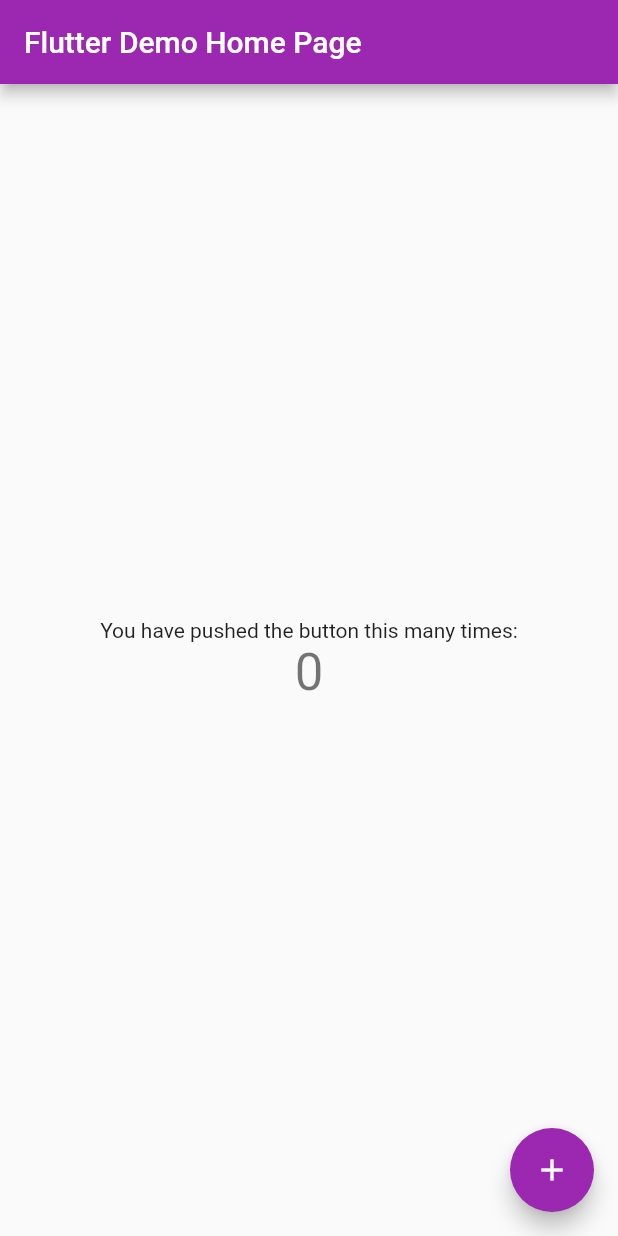
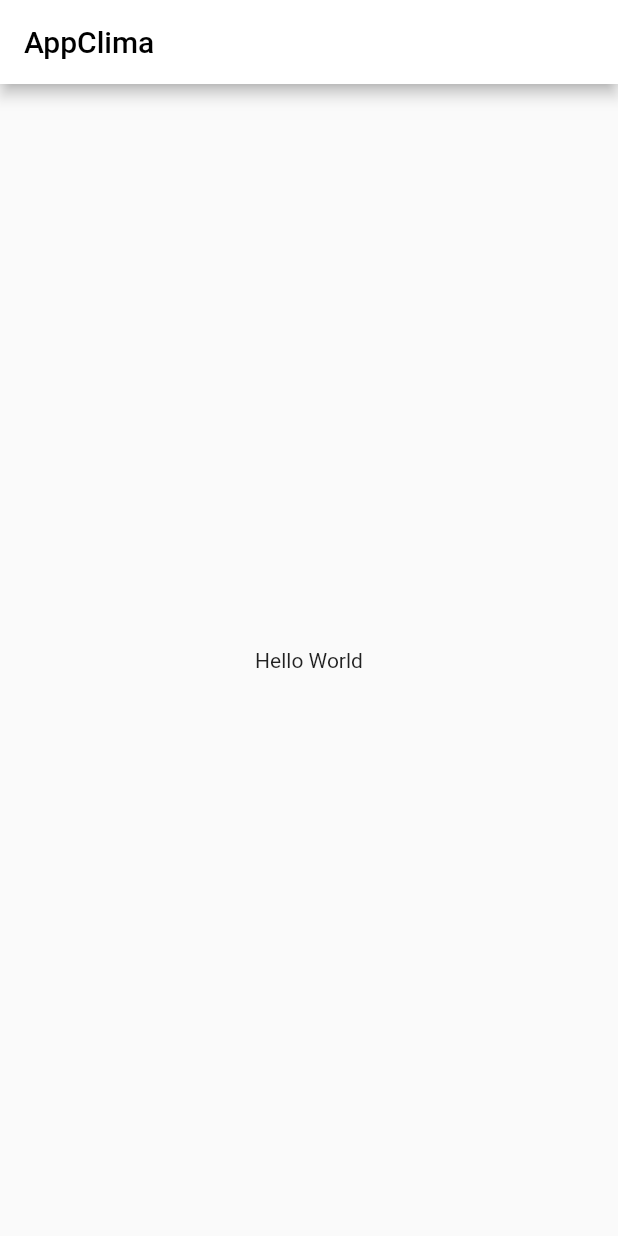
Before and after one commit to NatanTG/appClima, a Flutter app: the screen it shows after launch, on a phone screen of 412 x 824 dp. Run offline on Flutter 3.47's test engine with Material 2 defaults, Android fonts, the phone set to English and light mode, and no system bars.

Commit message:
HomePage Criada

```diff
--- /dev/null
+++ b/lib/app_widget.dart
@@ -0,0 +1,12 @@
+import 'package:flutter/material.dart';
+
+import 'home_page.dart';
+
+class AppWidget extends StatelessWidget {
+  @override
+  Widget build(BuildContext context) {
+    return MaterialApp(
+      home: HomePage(),
+    );
+  }
+}
--- /dev/null
+++ b/lib/home_page.dart
@@ -0,0 +1,26 @@
+import 'package:flutter/material.dart';
+
+class HomePage extends StatefulWidget {
+  @override
+  State<HomePage> createState() {
+    return HomePageState();
+  }
+}
+
+class HomePageState extends State<HomePage> {
+  int counter = 0;
+
+  @override
+  Widget build(BuildContext context) {
+    return Scaffold(
+      appBar: AppBar(
+        backgroundColor: Colors.white,
+        title: Text(
+          'AppClima',
+          style: TextStyle(color: Colors.black),
+        ),
+      ),
+      body: Center(child: Text('Hello World')),
+    );
+  }
+}
--- a/lib/main.dart
+++ b/lib/main.dart
@@ -1,114 +1,7 @@
 import 'package:flutter/material.dart';
 
-void main() {
-  runApp(const MyApp());
+import 'app_Widget.dart';
+
+main() {
+  runApp(AppWidget());
 }
-
-class MyApp extends StatelessWidget {
-  const MyApp({Key? key}) : super(key: key);
-
-  // This widget is the root of your application.
-  @override
-  Widget build(BuildContext context) {
-    return MaterialApp(
-      title: 'Flutter Demo',
-      theme: ThemeData(
-          // This is the theme of your application.
-          //
-          // Try running your application with "flutter run". You'll see the
-          // application has a blue toolbar. Then, without quitting the app, try
-          // changing the primarySwatch below to Colors.green and then invoke
-          // "hot reload" (press "r" in the console where you ran "flutter run",
-          // or simply save your changes to "hot reload" in a Flutter IDE).
-          // Notice that the counter didn't reset back to zero; the application
-          // is not restarted.
-          primarySwatch: Colors.purple),
-      home: const MyHomePage(title: 'Flutter Demo Home Page'),
-    );
-  }
-}
-
-class MyHomePage extends StatefulWidget {
-  const MyHomePage({Key? key, required this.title}) : super(key: key);
-
-  // This widget is the home page of your application. It is stateful, meaning
-  // that it has a State object (defined below) that contains fields that affect
-  // how it looks.
-
-  // This class is the configuration for the state. It holds the values (in this
-  // case the title) provided by the parent (in this case the App widget) and
-  // used by the build method of the State. Fields in a Widget subclass are
-  // always marked "final".
-
-  final String title;
-
-  @override
-  State<MyHomePage> createState() => _MyHomePageState();
-}
-
-class _MyHomePageState extends State<MyHomePage> {
-  int _counter = 0;
-
-  void _incrementCounter() {
-    setState(() {
-      // This call to setState tells the Flutter framework that something has
-      // changed in this State, which causes it to rerun the build method below
-      // so that the display can reflect the updated values. If we changed
-      // _counter without calling setState(), then the build method would not be
-      // called again, and so nothing would appear to happen.
-      _counter++;
-    });
-  }
-
-  @override
-  Widget build(BuildContext context) {
-    // This method is rerun every time setState is called, for instance as done
-    // by the _incrementCounter method above.
-    //
-    // The Flutter framework has been optimized to make rerunning build methods
-    // fast, so that you can just rebuild anything that needs updating rather
-    // than having to individually change instances of widgets.
-    return Scaffold(
-      appBar: AppBar(
-        // Here we take the value from the MyHomePage object that was created by
-        // the App.build method, and use it to set our appbar title.
-        title: Text(widget.title),
-      ),
-      body: Center(
-        // Center is a layout widget. It takes a single child and positions it
-        // in the middle of the parent.
-        child: Column(
-          // Column is also a layout widget. It takes a list of children and
-          // arranges them vertically. By default, it sizes itself to fit its
-          // children horizontally, and tries to be as tall as its parent.
-          //
-          // Invoke "debug painting" (press "p" in the console, choose the
-          // "Toggle Debug Paint" action from the Flutter Inspector in Android
-          // Studio, or the "Toggle Debug Paint" command in Visual Studio Code)
-          // to see the wireframe for each widget.
-          //
-          // Column has various properties to control how it sizes itself and
-          // how it positions its children. Here we use mainAxisAlignment to
-          // center the children vertically; the main axis here is the vertical
-          // axis because Columns are vertical (the cross axis would be
-          // horizontal).
-          mainAxisAlignment: MainAxisAlignment.center,
-          children: <Widget>[
-            const Text(
-              'You have pushed the button this many times:',
-            ),
-            Text(
-              '$_counter',
-              style: Theme.of(context).textTheme.headline4,
-            ),
-          ],
-        ),
-      ),
-      floatingActionButton: FloatingActionButton(
-        onPressed: _incrementCounter,
-        tooltip: 'Increment',
-        child: const Icon(Icons.add),
-      ), // This trailing comma makes auto-formatting nicer for build methods.
-    );
-  }
-}
```
